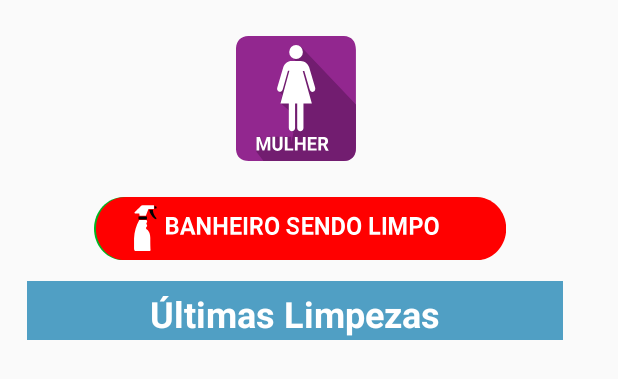
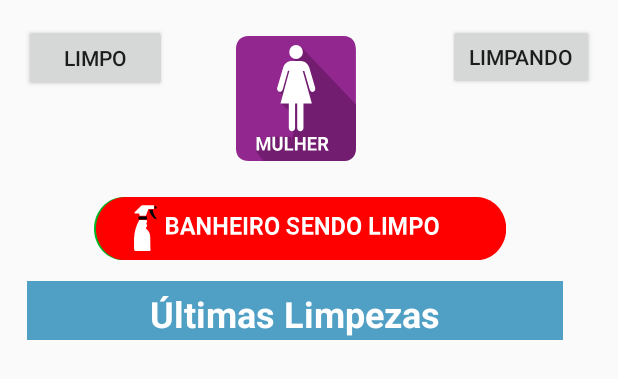
Before and after one commit to mViniciusMarques/geovaniago, an Android app: the layout activity_feminino.xml on its own in the app's theme, with its tools: preview values and no code run, on a phone screen of 412 x 824 dp. Shown: the top 379 px of the screen. Run offline under Robolectric (Android 15) with nearby library versions, the phone set to English and light mode, and no system bars.

Commit message:
commit com ação provisoria em feminino

```diff
--- a/app/src/main/res/layout/activity_feminino.xml
+++ b/app/src/main/res/layout/activity_feminino.xml
@@ -104,4 +104,26 @@
 
     </RelativeLayout>
 
+    <Button
+        android:id="@+id/btn_limpo_mulheres"
+        android:layout_width="95dp"
+        android:layout_height="45dp"
+        android:text="Limpo"
+        android:layout_marginLeft="16dp"
+        app:layout_constraintLeft_toLeftOf="parent"
+        app:layout_constraintTop_toTopOf="parent"
+        android:layout_marginTop="16dp" />
+
+    <Button
+        android:id="@+id/btn_limpando_mulheres"
+        android:layout_width="97dp"
+        android:layout_height="44dp"
+        android:text="Limpando"
+        android:layout_marginRight="16dp"
+        app:layout_constraintRight_toRightOf="parent"
+        app:layout_constraintTop_toTopOf="parent"
+        android:layout_marginTop="16dp"
+        tools:layout_editor_absoluteX="271dp"
+        tools:layout_editor_absoluteY="17dp" />
+
 </android.support.constraint.ConstraintLayout>
```
Also changed, not shown: app/src/main/java/com/m2brcorp/geostatus/FemininoActivity.java (+44 -2 lines).
